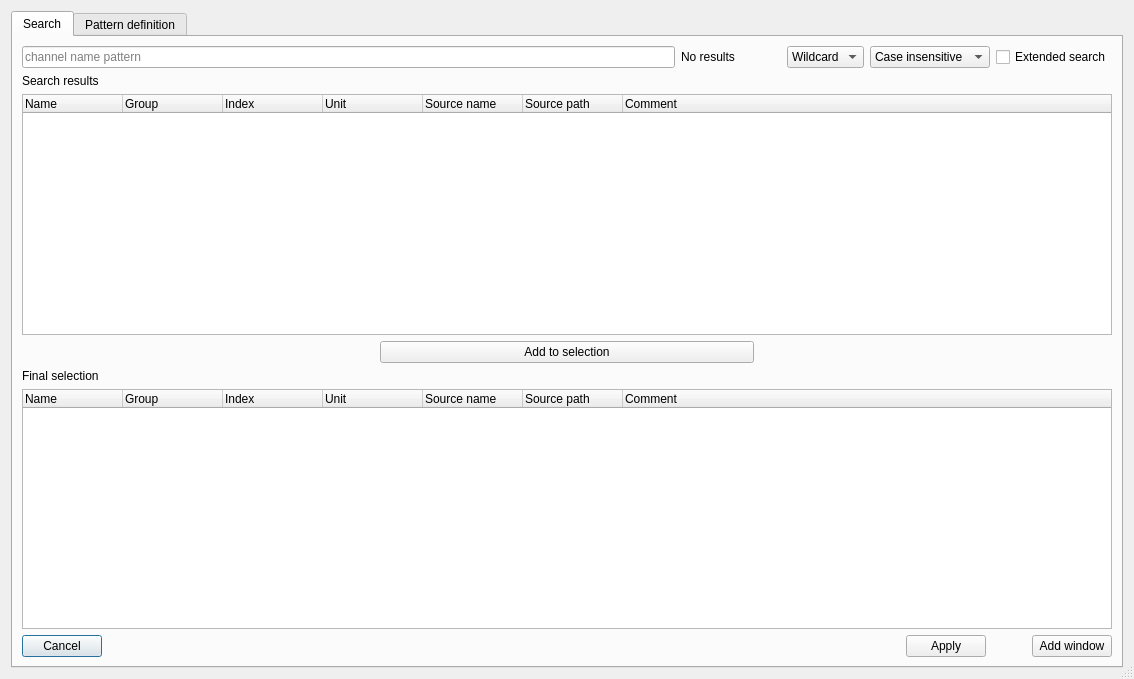
Before: the Qt Designer form src/asammdf/gui/ui/search_dialog.ui in danielhrisca/asammdf, drawn with Qt 5.
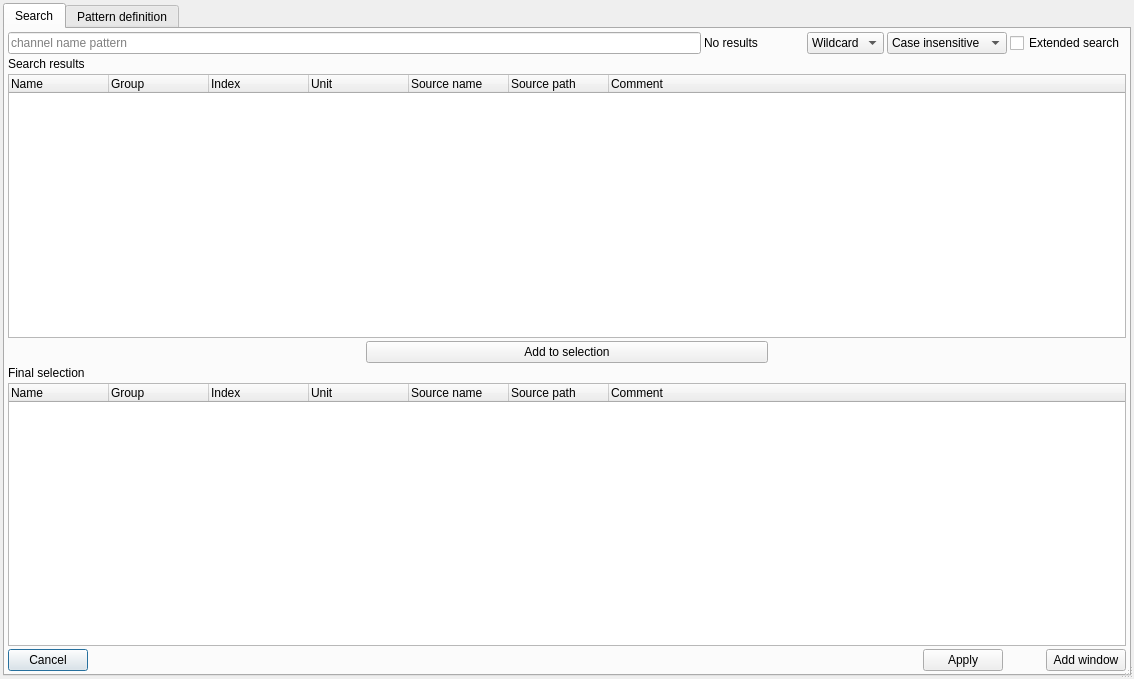
After: the same form once the commit is applied. Icons and pictures are not drawn. Custom widgets are drawn as their Qt base class.

```diff
--- a/src/asammdf/gui/ui/search_dialog.ui
+++ b/src/asammdf/gui/ui/search_dialog.ui
@@ -17,6 +17,21 @@
    <bool>true</bool>
   </property>
   <layout class="QGridLayout" name="gridLayout_2">
+   <property name="leftMargin">
+  <number>3</number>
+</property>
+   <property name="topMargin">
+  <number>3</number>
+</property>
+   <property name="rightMargin">
+  <number>3</number>
+</property>
+   <property name="bottomMargin">
+  <number>3</number>
+</property>
+   <property name="spacing">
+  <number>3</number>
+</property>
    <item row="0" column="0">
     <widget class="QTabWidget" name="tabs">
      <property name="currentIndex">
@@ -31,6 +46,21 @@
        <string>Search</string>
       </attribute>
       <layout class="QGridLayout" name="gridLayout" rowstretch="0,0,1,0,0,1,0">
+       <property name="leftMargin">
+  <number>3</number>
+</property>
+       <property name="topMargin">
+  <number>3</number>
+</property>
+       <property name="rightMargin">
+  <number>3</number>
+</property>
+       <property name="bottomMargin">
+  <number>3</number>
+</property>
+       <property name="spacing">
+  <number>3</number>
+</property>
        <item row="2" column="0" colspan="5">
         <widget class="SearchTreeWidget" name="matches">
          <property name="selectionMode">
@@ -124,6 +154,9 @@
        </item>
        <item row="3" column="0" colspan="5">
         <layout class="QHBoxLayout" name="horizontalLayout_2">
+         <property name="spacing">
+  <number>3</number>
+</property>
          <item>
           <spacer name="horizontalSpacer_4">
            <property name="orientation">
@@ -226,6 +259,9 @@
        </item>
        <item row="6" column="0" colspan="5">
         <layout class="QHBoxLayout" name="horizontalLayout" stretch="0,1,0,0,0">
+         <property name="spacing">
+  <number>3</number>
+</property>
          <item>
           <widget class="QPushButton" name="cancel_btn">
            <property name="text">
```
Left out of the diff: 18 changed lines with no effect on the pictures.
